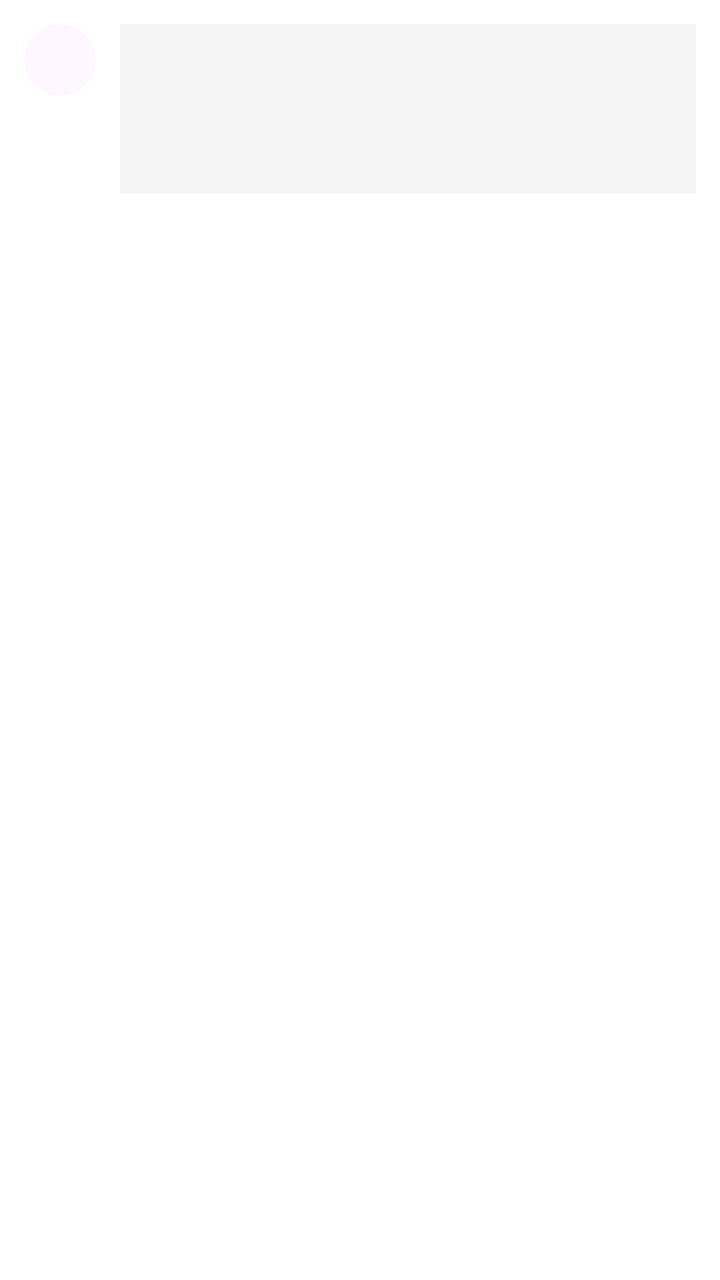
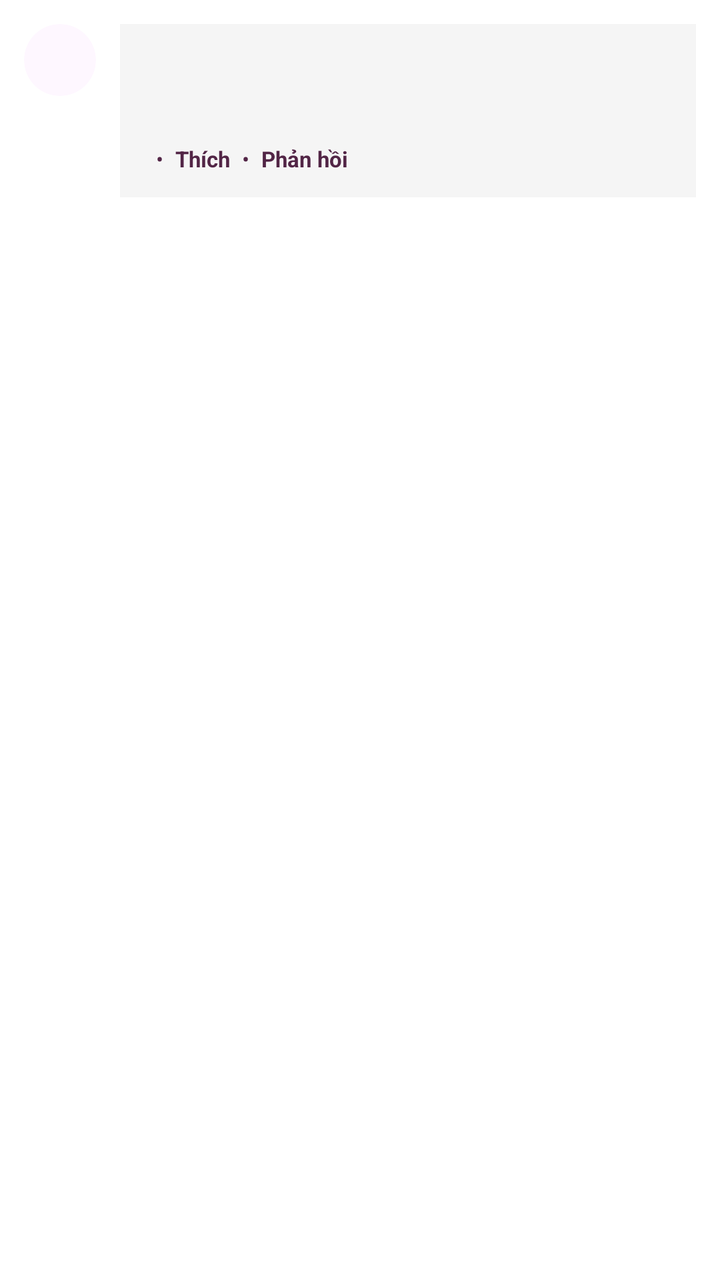

Compare the two renders of this Android layout. The source of the first and the diff that turns it into the second are given below.
<!-- AndroidManifest.xml: application theme Theme.SE114_CallingSystem -->
<!-- res/layout/item_comment.xml -->
<?xml version="1.0" encoding="utf-8"?>
<LinearLayout xmlns:android="http://schemas.android.com/apk/res/android"
    xmlns:app="http://schemas.android.com/apk/res-auto"
    android:layout_width="match_parent"
    android:layout_height="wrap_content"
    android:orientation="horizontal"
    android:padding="12dp">

    <com.google.android.material.card.MaterialCardView
        android:layout_width="36dp"
        android:layout_height="36dp"
        app:cardCornerRadius="18dp"
        app:cardElevation="0dp"
        app:strokeWidth="0dp">

        <ImageView
            android:id="@+id/ivCommentAvatar"
            android:layout_width="match_parent"
            android:layout_height="match_parent"
            android:scaleType="centerCrop" />
    </com.google.android.material.card.MaterialCardView>

    <LinearLayout
        android:layout_width="match_parent"
        android:layout_height="wrap_content"
        android:layout_marginStart="12dp"
        android:background="@color/bg_secondary"
        android:orientation="vertical"
        android:padding="12dp">

        <TextView
            android:id="@+id/tvCommentAuthor"
            android:layout_width="wrap_content"
            android:layout_height="wrap_content"
            android:textColor="@color/text_primary"
            android:textSize="14sp"
            android:textStyle="bold" />

        <TextView
            android:id="@+id/tvCommentContent"
            android:layout_width="wrap_content"
            android:layout_height="wrap_content"
            android:layout_marginTop="4dp"
            android:textColor="@color/text_primary"
            android:textSize="14sp" />

        <TextView
            android:id="@+id/tvCommentTime"
            android:layout_width="wrap_content"
            android:layout_height="wrap_content"
            android:layout_marginTop="4dp"
            android:textColor="@color/text_secondary"
            android:textSize="11sp" />
    </LinearLayout>

</LinearLayout>
<!-- resources referenced by this layout -->
<resources>
  <color name="bg_secondary">#F5F5F5</color>
  <color name="text_primary">#2C2C2C</color>
  <color name="text_secondary">#522546</color>
  <style name="Theme.SE114_CallingSystem" parent="Base.Theme.SE114_CallingSystem" />
  <style name="Base.Theme.SE114_CallingSystem" parent="Theme.Material3.DayNight.NoActionBar">
          <item name="colorPrimary">@color/accent</item>
          <item name="colorOnPrimary">@color/text_on_accent</item>
          <item name="colorSecondary">@color/accent_light</item>
          <item name="android:windowBackground">@color/bg_primary</item>
          <item name="android:statusBarColor">@color/bg_primary</item>
          <item name="android:navigationBarColor">@color/bg_primary</item>
      </style>
  <color name="accent">#F7374F</color>
  <color name="text_on_accent">#FFFFFF</color>
  <color name="accent_light">#FF6B7A</color>
  <color name="bg_primary">#FFFFFF</color>
</resources>

<!-- the commit's change to res/layout/item_comment.xml (unified diff, before → after) -->
@@ -28,13 +28,61 @@
         android:orientation="vertical"
         android:padding="12dp">
 
-        <TextView
-            android:id="@+id/tvCommentAuthor"
+        <LinearLayout
+            android:id="@+id/layoutReplyIndicator"
             android:layout_width="wrap_content"
             android:layout_height="wrap_content"
-            android:textColor="@color/text_primary"
-            android:textSize="14sp"
-            android:textStyle="bold" />
+            android:orientation="horizontal"
+            android:gravity="center_vertical"
+            android:layout_marginBottom="4dp"
+            android:visibility="gone">
+
+            <TextView
+                android:layout_width="wrap_content"
+                android:layout_height="wrap_content"
+                android:text="↩ Đang trả lời "
+                android:textColor="@color/text_secondary"
+                android:textSize="11sp" />
+
+            <TextView
+                android:id="@+id/tvReplyAuthorName"
+                android:layout_width="wrap_content"
+                android:layout_height="wrap_content"
+                android:textColor="#5865F2"
+                android:textSize="11sp"
+                android:textStyle="bold" />
+        </LinearLayout>
+
+        <LinearLayout
+            android:layout_width="match_parent"
+            android:layout_height="wrap_content"
+            android:orientation="horizontal"
+            android:gravity="center_vertical">
+
+            <TextView
+                android:id="@+id/tvCommentAuthor"
+                android:layout_width="wrap_content"
+                android:layout_height="wrap_content"
+                android:textColor="@color/text_primary"
+                android:textSize="14sp"
+                android:textStyle="bold" />
+
+            <TextView
+                android:id="@+id/tvAuthorTag"
+                android:layout_width="wrap_content"
+                android:layout_height="wrap_content"
+                android:layout_marginStart="6dp"
+                android:background="@drawable/bg_author_tag"
+                android:paddingStart="6dp"
+                android:paddingEnd="6dp"
+                android:paddingTop="2dp"
+                android:paddingBottom="2dp"
+                android:text="Tác giả"
+                android:textColor="@color/white"
+                android:textSize="10sp"
+                android:textStyle="bold"
+                android:visibility="gone" />
+        </LinearLayout>
 
         <TextView
             android:id="@+id/tvCommentContent"
@@ -44,13 +92,93 @@
             android:textColor="@color/text_primary"
             android:textSize="14sp" />
 
-        <TextView
-            android:id="@+id/tvCommentTime"
-            android:layout_width="wrap_content"
+        <LinearLayout
+            android:layout_width="match_parent"
             android:layout_height="wrap_content"
-            android:layout_marginTop="4dp"
-            android:textColor="@color/text_secondary"
-            android:textSize="11sp" />
+            android:layout_marginTop="6dp"
+            android:orientation="horizontal"
+            android:gravity="center_vertical">
+
+            <TextView
+                android:id="@+id/tvCommentTime"
+                android:layout_width="wrap_content"
+                android:layout_height="wrap_content"
+                android:textColor="@color/text_secondary"
+                android:textSize="11sp" />
+
+            <TextView
+                android:layout_width="wrap_content"
+                android:layout_height="wrap_content"
+                android:layout_marginStart="6dp"
+                android:layout_marginEnd="6dp"
+                android:text="•"
+                android:textColor="@color/text_secondary"
+                android:textSize="11sp" />
+
+            <TextView
+                android:id="@+id/btnCommentLike"
+                android:layout_width="wrap_content"
+                android:layout_height="wrap_content"
+                android:text="Thích"
+                android:textColor="@color/text_secondary"
+                android:textSize="11sp"
+                android:textStyle="bold"
+                android:clickable="true"
+                android:focusable="true"
+                android:background="?android:attr/selectableItemBackground" />
+
+            <TextView
+                android:layout_width="wrap_content"
+                android:layout_height="wrap_content"
+                android:layout_marginStart="6dp"
+                android:layout_marginEnd="6dp"
+                android:text="•"
+                android:textColor="@color/text_secondary"
+                android:textSize="11sp" />
+
+            <TextView
+                android:id="@+id/btnCommentReply"
+                android:layout_width="wrap_content"
+                android:layout_height="wrap_content"
+                android:text="Phản hồi"
+                android:textColor="@color/text_secondary"
+                android:textSize="11sp"
+                android:textStyle="bold"
+                android:clickable="true"
+                android:focusable="true"
+                android:background="?android:attr/selectableItemBackground" />
+
+            <LinearLayout
+                android:id="@+id/layoutCommentReactions"
+                android:layout_width="wrap_content"
+                android:layout_height="wrap_content"
+                android:layout_marginStart="8dp"
+                android:orientation="horizontal"
+                android:gravity="center_vertical"
+                android:background="@drawable/bg_comment_reactions"
+                android:paddingStart="6dp"
+                android:paddingEnd="6dp"
+                android:paddingTop="2dp"
+                android:paddingBottom="2dp"
+                android:visibility="gone">
+
+                <TextView
+                    android:id="@+id/tvReactionEmojis"
+                    android:layout_width="wrap_content"
+                    android:layout_height="wrap_content"
+                    android:textSize="11sp"
+                    android:textColor="@color/text_primary" />
+
+                <TextView
+                    android:id="@+id/tvReactionCount"
+                    android:layout_width="wrap_content"
+                    android:layout_height="wrap_content"
+                    android:layout_marginStart="3dp"
+                    android:textSize="11sp"
+                    android:textColor="@color/text_primary"
+                    android:textStyle="bold" />
+            </LinearLayout>
+        </LinearLayout>
     </LinearLayout>
 
 </LinearLayout>
<!-- resource entries referenced after the edit -->
@@ -3,7 +3,25 @@
   <color name="bg_secondary">#F5F5F5</color>
   <color name="text_primary">#2C2C2C</color>
   <color name="text_secondary">#522546</color>
+  <color name="white">#FFFFFFFF</color>
+  <!-- drawable bg_author_tag (drawable) -->
+  <?xml version="1.0" encoding="utf-8"?>
+  <shape xmlns:android="http://schemas.android.com/apk/res/android"
+      android:shape="rectangle">
+      <solid android:color="#5865F2"/>
+      <corners android:radius="4dp"/>
+  </shape>
+  <!-- drawable bg_comment_reactions (drawable) -->
+  <?xml version="1.0" encoding="utf-8"?>
+  <shape xmlns:android="http://schemas.android.com/apk/res/android"
+      android:shape="rectangle">
+      <solid android:color="@color/reaction_bg"/>
+      <stroke android:width="1dp" android:color="@color/reaction_stroke"/>
+      <corners android:radius="14dp"/>
+  </shape>
   <style name="Theme.SE114_CallingSystem" parent="Base.Theme.SE114_CallingSystem" />
+  <color name="reaction_bg">#FFFFFF</color>
+  <color name="reaction_stroke">#EAEAEA</color>
   <style name="Base.Theme.SE114_CallingSystem" parent="Theme.Material3.DayNight.NoActionBar">
           <item name="colorPrimary">@color/accent</item>
           <item name="colorOnPrimary">@color/text_on_accent</item>
